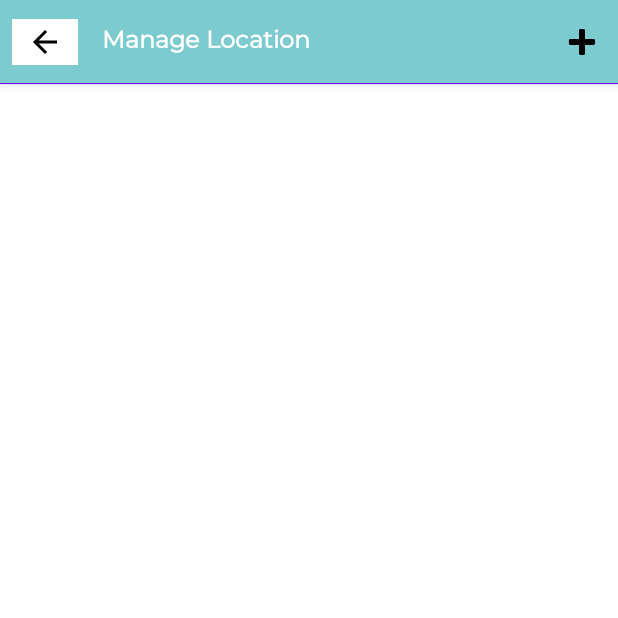
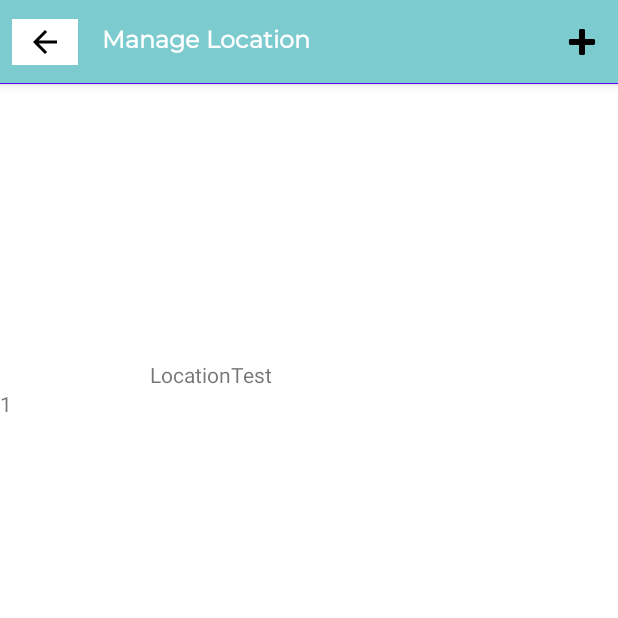
Before and after one commit to jordanchoi/mad21-t02-assignment-teampk, an Android app: the screen it shows after launch (LocationActivity), after a tap on an icon or button, on a phone screen of 412 x 824 dp, the top half of it. Run offline under Robolectric (Android 15) with nearby library versions, the phone set to English and light mode, and no system bars.

Commit message:
Testing AddItem handler in location activity, added classes

```diff
--- /dev/null
+++ b/app/src/main/java/sg/edu/np/mad/teampk/stufftrek/Category.java
@@ -0,0 +1,6 @@
+package sg.edu.np.mad.teampk.stufftrek;
+
+public class Category {
+    public int CategoryID;
+    public String Name;
+}
--- a/app/src/main/java/sg/edu/np/mad/teampk/stufftrek/DBHandler.java
+++ b/app/src/main/java/sg/edu/np/mad/teampk/stufftrek/DBHandler.java
@@ -1,4 +1,5 @@
 package sg.edu.np.mad.teampk.stufftrek;
+import android.content.ContentValues;
 import android.content.Context;
 import android.database.Cursor;
 import android.database.sqlite.SQLiteDatabase;
@@ -60,19 +61,19 @@ public class DBHandler extends SQLiteOpenHelper {
 
         String CREATE_ROOM_TABLE = "CREATE TABLE " + TABLE_ROOM+
                 "(" + COLUMN_ROOMID + " INTEGER NOT NULL PRIMARY KEY," + COLUMN_NAME+ " TEXT NOT NULL,"+COLUMN_PICTURE+"TEXT,"
-                +COLUMN_LOCATIONID+"INTEGER NOT NULL"+
+                +COLUMN_LOCATIONID+" INTEGER NOT NULL"+
                 ", FOREIGN KEY("+COLUMN_LOCATIONID+") REFERENCES "+TABLE_LOCATION+"("+COLUMN_LOCATIONID+")" +")";
         db.execSQL(CREATE_ROOM_TABLE);
 
         String CREATE_CONTAINERCATEGORY_TABLE = "CREATE TABLE " + TABLE_CONTAINERCATEGORY+
                 "(" + COLUMN_CONTAINERCATEGORYID + " INTEGER NOT NULL PRIMARY KEY," + COLUMN_NAME+ " TEXT NOT NULL,"
-                +COLUMN_ROOMID+"INTEGER NOT NULL"+
+                +COLUMN_ROOMID+" INTEGER NOT NULL"+
                 ", FOREIGN KEY("+COLUMN_ROOMID+") REFERENCES "+TABLE_ROOM+"("+COLUMN_ROOMID+")" +")";
         db.execSQL(CREATE_CONTAINERCATEGORY_TABLE);
 
         String CREATE_CONTAINER_TABLE = "CREATE TABLE " + TABLE_CONTAINER+
-                "(" + COLUMN_CONTAINERID + " INTEGER NOT NULL PRIMARY KEY," + COLUMN_NAME+ " TEXT NOT NULL,"+COLUMN_PICTURE+"TEXT,"
-                +COLUMN_CONTAINERCATEGORYID+"INTEGER NOT NULL"+
+                "(" + COLUMN_CONTAINERID + " INTEGER NOT NULL PRIMARY KEY," + COLUMN_NAME+ " TEXT NOT NULL,"+COLUMN_PICTURE+" TEXT,"
+                +COLUMN_CONTAINERCATEGORYID+" INTEGER NOT NULL"+
                 ", FOREIGN KEY("+COLUMN_CONTAINERCATEGORYID+") REFERENCES "+TABLE_CONTAINERCATEGORY+"("+COLUMN_CONTAINERCATEGORYID+")" +")";
         db.execSQL(CREATE_CONTAINER_TABLE);
 
@@ -81,12 +82,12 @@ public class DBHandler extends SQLiteOpenHelper {
         db.execSQL(CREATE_CATEGORY_TABLE);
 
         String CREATE_ITEM_TABLE = "CREATE TABLE " + TABLE_ITEM+
-                "(" + COLUMN_ITEMID + " INTEGER NOT NULL PRIMARY KEY," + COLUMN_NAME+ " TEXT NOT NULL,"+COLUMN_PICTURE+"TEXT,"+COLUMN_QUANTITY+"INTEGER,"
-                +COLUMN_CONTAINERID+"INTEGER NOT NULL,"+
+                "(" + COLUMN_ITEMID + " INTEGER NOT NULL PRIMARY KEY," + COLUMN_NAME+ " TEXT NOT NULL,"+COLUMN_PICTURE+" TEXT,"+COLUMN_QUANTITY+" INTEGER,"
+                +COLUMN_CONTAINERID+" INTEGER NOT NULL,"+
                 COLUMN_CATEGORYID+" INTEGER NOT NULL,"+
-                COLUMN_ROOMID+"INTEGER NOT NULL,"+
-                COLUMN_LOCATIONID+"INTEGER NOT NULL,"+
-                COLUMN_CONTAINERCATEGORYID+"INTEGER NOT NULL"+
+                COLUMN_ROOMID+" INTEGER NOT NULL,"+
+                COLUMN_LOCATIONID+" INTEGER NOT NULL,"+
+                COLUMN_CONTAINERCATEGORYID+" INTEGER NOT NULL"+
                 ", FOREIGN KEY("+COLUMN_CONTAINERCATEGORYID+") REFERENCES "+TABLE_CONTAINERCATEGORY+"("+COLUMN_CONTAINERCATEGORYID+")"
                 +", FOREIGN KEY("+COLUMN_ROOMID+") REFERENCES "+TABLE_ROOM+"("+COLUMN_ROOMID+")"
                 +", FOREIGN KEY("+COLUMN_LOCATIONID+") REFERENCES "+TABLE_LOCATION+"("+COLUMN_LOCATIONID+")"
@@ -100,4 +101,17 @@ public class DBHandler extends SQLiteOpenHelper {
     public void onUpgrade(SQLiteDatabase db, int oldVersion, int newVersion) {
 
     }
+
+    public int AddLocation(Location l){
+        ContentValues values = new ContentValues();
+        values.put(COLUMN_NAME,l.Name);
+        SQLiteDatabase db = this.getWritableDatabase();
+        db.insert(TABLE_LOCATION,null,values);
+        String query = "SELECT last_insert_rowid();";
+        Cursor cursor = db.rawQuery(query,null);
+        cursor.moveToFirst();
+        l.LocationID=Integer.parseInt(cursor.getString(0));
+        db.close();
+        return l.LocationID;
+    }
 }
--- /dev/null
+++ b/app/src/main/java/sg/edu/np/mad/teampk/stufftrek/Location.java
@@ -0,0 +1,6 @@
+package sg.edu.np.mad.teampk.stufftrek;
+
+public class Location {
+    public int LocationID;
+    public String Name;
+}
--- a/app/src/main/java/sg/edu/np/mad/teampk/stufftrek/LocationActivity.java
+++ b/app/src/main/java/sg/edu/np/mad/teampk/stufftrek/LocationActivity.java
@@ -60,5 +60,18 @@ public class LocationActivity extends AppCompatActivity {
                 */
             }
         });
+
+        //testing code
+        DBHandler dbh = new DBHandler(this,null,null,1);
+
+        Location l = new Location();
+        l.Name="LocationTest";
+        l.LocationID = dbh.AddLocation(l);
+        System.out.println("Testing");
+        System.out.println(l.LocationID);
+        TextView text1 = (TextView) findViewById(R.id.textViewTest1);
+        TextView txt2 = (TextView) findViewById(R.id.textViewTest2);
+        text1.setText(l.Name);
+        txt2.setText(""+l.LocationID);
     }
 }
--- a/app/src/main/res/layout/activity_location.xml
+++ b/app/src/main/res/layout/activity_location.xml
@@ -5,4 +5,22 @@
     android:layout_width="match_parent"
     android:layout_height="match_parent"
     tools:context=".LocationActivity">
+
+    <TextView
+        android:id="@+id/textViewTest1"
+        android:layout_width="wrap_content"
+        android:layout_height="wrap_content"
+        android:layout_marginStart="100dp"
+        android:layout_marginTop="184dp"
+        android:text="TextView"
+        app:layout_constraintStart_toStartOf="parent"
+        app:layout_constraintTop_toTopOf="parent" />
+
+    <TextView
+        android:id="@+id/textViewTest2"
+        android:layout_width="wrap_content"
+        android:layout_height="wrap_content"
+        android:text="TextView"
+        app:layout_constraintStart_toStartOf="parent"
+        app:layout_constraintTop_toBottomOf="@+id/textViewTest1" />
 </androidx.constraintlayout.widget.ConstraintLayout>
```
Also changed, not shown: app/src/main/java/sg/edu/np/mad/teampk/stufftrek/Container.java (added, +8 -0 lines), app/src/main/java/sg/edu/np/mad/teampk/stufftrek/ContainerCategory.java (added, +7 -0 lines), app/src/main/java/sg/edu/np/mad/teampk/stufftrek/Item.java (added, +13 -0 lines), app/src/main/java/sg/edu/np/mad/teampk/stufftrek/Room.java (added, +8 -0 lines).
